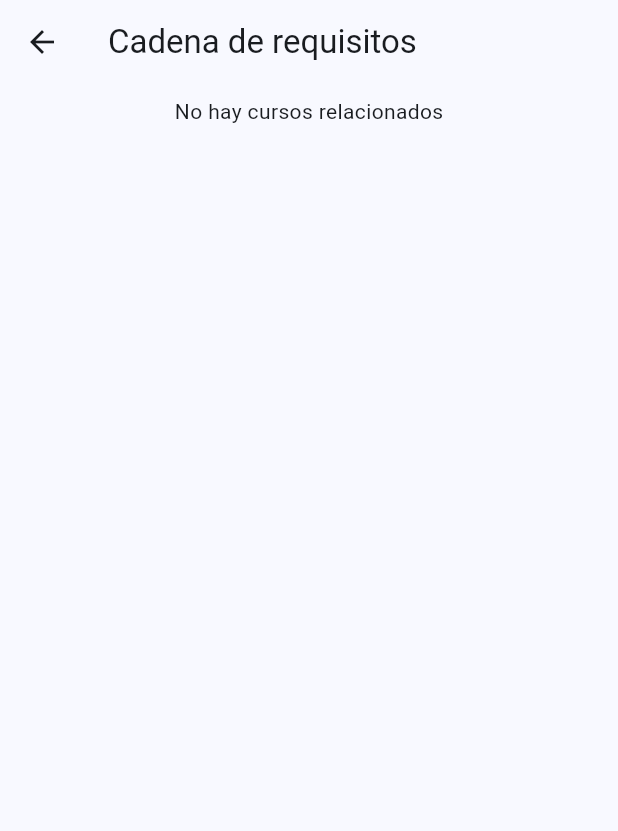
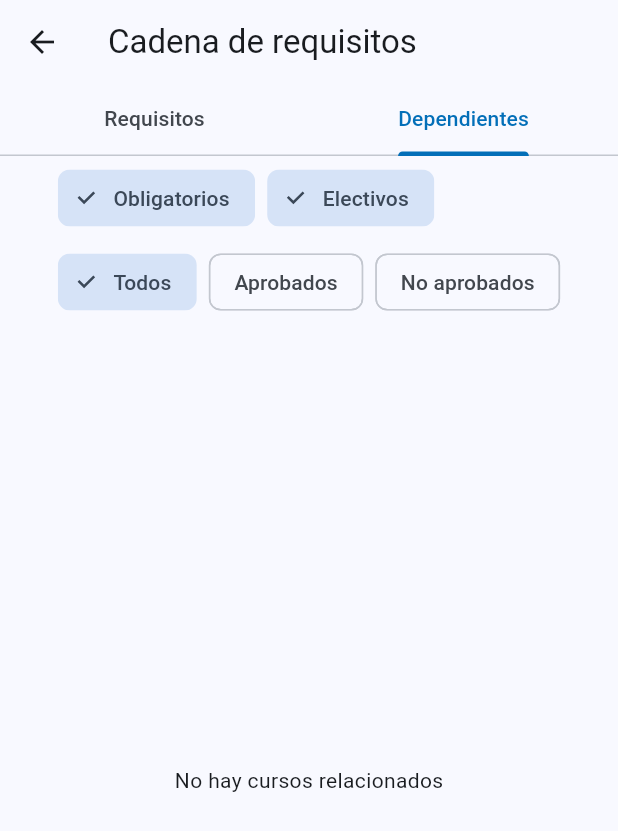
Before and after one commit to josedaniel-cb/sigapp, a Flutter app: the CoursePrerequisiteChainPage screen opened directly with empty values, on a phone screen of 412 x 824 dp. Shown: the top 831 px of the screen. Run offline on Flutter 3.47's test engine with Material 3 defaults, Android fonts, the phone set to English and light mode, and no system bars; drawn by our look-alikes of toastification; our stand-ins replace dio, fl_chart, flutter_bloc, flutter_dotenv, flutter_secure_storage, flutter_svg and 13 more; missing offline and left inert: device_calendar; accounts and stored records are empty; project files that could hold a hidden picture were left out.

Commit message:
feat: refactor CoursePrerequisiteChainPage to use StatefulWidget and add filtering options for courses

```diff
--- a/lib/courses/infrastructure/pages/course_prerequisite_chain/course_prerequisite_chain_page.dart
+++ b/lib/courses/infrastructure/pages/course_prerequisite_chain/course_prerequisite_chain_page.dart
@@ -1,12 +1,11 @@
-import 'dart:math' as math;
-
 import 'package:flutter/material.dart';
 import 'package:material_design_icons_flutter/material_design_icons_flutter.dart';
 import 'package:sigapp/courses/domain/entities/course_type.dart';
 import 'package:sigapp/courses/domain/entities/program_curriculum_course_term.dart';
 import 'package:sigapp/courses/infrastructure/pages/career/widgets/course_subtitle.dart';
+import 'dart:math' as math;
 
-class CoursePrerequisiteChainPage extends StatelessWidget {
+class CoursePrerequisiteChainPage extends StatefulWidget {
   const CoursePrerequisiteChainPage({
     super.key,
     required this.programCurriculum,
@@ -17,51 +16,191 @@ class CoursePrerequisiteChainPage extends StatelessWidget {
   final List<ProgramCurriculumTerm> programCurriculum;
 
   @override
+  State<CoursePrerequisiteChainPage> createState() =>
+      _CoursePrerequisiteChainPageState();
+}
+
+class _CoursePrerequisiteChainPageState
+    extends State<CoursePrerequisiteChainPage>
+    with SingleTickerProviderStateMixin {
+  late final TabController _tabController;
+  bool _showMandatory = true;
+  bool _showElective = true;
+  String _approvalFilter = 'todos'; // 'todos', 'aprobado', 'no_aprobado'
+
+  @override
+  void initState() {
+    super.initState();
+    _tabController = TabController(length: 2, vsync: this);
+    // Selecciona automáticamente 'Dependientes' si no hay requisitos
+    WidgetsBinding.instance.addPostFrameCallback((_) {
+      final prerequisiteCoursesTree = widget.course.getPrerequisiteCoursesTree(
+        programCurriculum: widget.programCurriculum,
+      );
+      if (prerequisiteCoursesTree == null) {
+        _tabController.index = 1;
+        setState(() {});
+      }
+    });
+  }
+
+  @override
+  void dispose() {
+    _tabController.dispose();
+    super.dispose();
+  }
+
+  @override
   Widget build(BuildContext context) {
-    final prerequisiteCoursesTree = course.getPrerequisiteCoursesTree(
-      programCurriculum: programCurriculum,
+    final prerequisiteCoursesTree = widget.course.getPrerequisiteCoursesTree(
+      programCurriculum: widget.programCurriculum,
     );
-    final dependentCoursesTree = course.getDependentCoursesTree(
-      programCurriculum: programCurriculum,
+    final dependentCoursesTree = widget.course.getDependentCoursesTree(
+      programCurriculum: widget.programCurriculum,
     );
-
+    final showFilters =
+        _tabController.index == 1; // Solo mostrar filtros en Dependientes
     return Scaffold(
-      appBar: AppBar(title: Text('Cadena de requisitos')),
-      body:
-          (() {
-            final maxDepth = math.max(
-              prerequisiteCoursesTree?.depth ?? 0,
-              dependentCoursesTree?.depth ?? 0,
-            );
-            if (maxDepth < 5) {
-              return SingleChildScrollView(
-                child: _buildBody(
+      appBar: AppBar(
+        title: const Text('Cadena de requisitos'),
+        bottom: TabBar(
+          controller: _tabController,
+          tabs: const [Tab(text: 'Requisitos'), Tab(text: 'Dependientes')],
+        ),
+      ),
+      body: Column(
+        children: [
+          if (showFilters)
+            Padding(
+              padding: const EdgeInsets.symmetric(horizontal: 8, vertical: 4),
+              child: Column(
+                crossAxisAlignment: CrossAxisAlignment.start,
+                children: [
+                  Wrap(
+                    spacing: 8,
+                    children: [
+                      FilterChip(
+                        label: const Text('Obligatorios'),
+                        selected: _showMandatory,
+                        onSelected: (v) => setState(() => _showMandatory = v),
+                      ),
+                      FilterChip(
+                        label: const Text('Electivos'),
+                        selected: _showElective,
+                        onSelected: (v) => setState(() => _showElective = v),
+                      ),
+                    ],
+                  ),
+                  const SizedBox(height: 8),
+                  Wrap(
+                    spacing: 8,
+                    children: [
+                      ChoiceChip(
+                        label: const Text('Todos'),
+                        selected: _approvalFilter == 'todos',
+                        onSelected:
+                            (v) => setState(() => _approvalFilter = 'todos'),
+                      ),
+                      ChoiceChip(
+                        label: const Text('Aprobados'),
+                        selected: _approvalFilter == 'aprobado',
+                        onSelected:
+                            (v) => setState(() => _approvalFilter = 'aprobado'),
+                      ),
+                      ChoiceChip(
+                        label: const Text('No aprobados'),
+                        selected: _approvalFilter == 'no_aprobado',
+                        onSelected:
+                            (v) =>
+                                setState(() => _approvalFilter = 'no_aprobado'),
+                      ),
+                    ],
+                  ),
+                ],
+              ),
+            ),
+          Expanded(
+            child: TabBarView(
+              controller: _tabController,
+              children: [
+                _buildTreeFiltered(
+                  context,
                   prerequisiteCoursesTree,
+                  'Cursos necesarios para llevar \'${widget.course.info.courseName}\'',
+                ),
+                _buildTreeFiltered(
+                  context,
                   dependentCoursesTree,
-                  context,
+                  'Cursos que requieren aprobar \'${widget.course.info.courseName}\'',
+                ),
+              ],
+            ),
+          ),
+        ],
       ),
     );
   }
 
+  Widget _buildTreeFiltered(
+    BuildContext context,
+    CourseTreeNode? root,
+    String subtitle,
+  ) {
+    if (root == null) {
+      return const Center(child: Text('No hay cursos relacionados'));
+    }
+    // Si ambos chips están desactivados, no hay nada que mostrar
+    if (!_showMandatory && !_showElective) {
+      return const Center(
+        child: Text('Activa al menos un tipo de curso para ver resultados'),
+      );
+    }
+    // Si no hay filtros activos (ambos chips activos y filtro 'todos'), mostrar el árbol completo
+    final noFilters =
+        _showMandatory && _showElective && _approvalFilter == 'todos';
+    final filtered = noFilters ? root : _filterTree(root);
+    if (filtered == null) {
+      return const Center(
+        child: Text('No hay cursos que coincidan con los filtros'),
+      );
+    }
     return SingleChildScrollView(
       scrollDirection: Axis.horizontal,
       child: SizedBox(
-                width:
-                    (() {
-                      final mediaQueryWidth = MediaQuery.of(context).size.width;
-                      return mediaQueryWidth * (1 + (maxDepth - 5) * 0.1);
-                    })(),
+        width: MediaQuery.of(context).size.width * 1.1,
         child: SingleChildScrollView(
-                  child: _buildBody(
-                    prerequisiteCoursesTree,
-                    dependentCoursesTree,
+          child: _buildTree(
             context,
+            node: filtered,
+            title: '',
+            subtitle: subtitle,
           ),
         ),
       ),
     );
-          })(),
-    );
+  }
+
+  CourseTreeNode? _filterTree(CourseTreeNode node) {
+    // Filtra recursivamente los nodos según los filtros activos
+    bool matchesType =
+        (node.course.info.courseType == CourseType.mandatory &&
+            _showMandatory) ||
+        (node.course.info.courseType == CourseType.elective && _showElective);
+    bool matchesApproval =
+        _approvalFilter == 'todos' ||
+        (_approvalFilter == 'aprobado' && node.course.isApproved == true) ||
+        (_approvalFilter == 'no_aprobado' && node.course.isApproved == false);
+    final filteredChildren =
+        node.children.map(_filterTree).whereType<CourseTreeNode>().toList();
+    if (matchesType && matchesApproval) {
+      return CourseTreeNode(course: node.course, children: filteredChildren);
+    } else if (filteredChildren.isNotEmpty) {
+      // Si el nodo no cumple pero tiene hijos que sí, lo mostramos como rama
+      return CourseTreeNode(course: node.course, children: filteredChildren);
+    } else {
+      // Si ni el nodo ni los hijos cumplen, lo excluimos
+      return null;
+    }
   }
 
   Container _buildBody(
@@ -83,7 +222,7 @@ class CoursePrerequisiteChainPage extends StatelessWidget {
                       node: prerequisiteCoursesTree,
                       title: 'Requisitos',
                       subtitle:
-                          'Cursos necesarios para llevar ${course.info.courseName}',
+                          'Cursos necesarios para llevar ${widget.course.info.courseName}',
                     ),
                   if (prerequisiteCoursesTree != null &&
                       dependentCoursesTree != null)
@@ -94,7 +233,7 @@ class CoursePrerequisiteChainPage extends StatelessWidget {
                       node: dependentCoursesTree,
                       title: 'Dependientes',
                       subtitle:
-                          'Cursos que requieren aprobar ${course.info.courseName}',
+                          'Cursos que requieren aprobar ${widget.course.info.courseName}',
                     ),
                 ],
               ),
@@ -115,8 +254,10 @@ class CoursePrerequisiteChainPage extends StatelessWidget {
           child: Column(
             crossAxisAlignment: CrossAxisAlignment.start,
             children: [
+              if (title.isNotEmpty) ...[
                 Text(title, style: Theme.of(context).textTheme.titleMedium),
-              // SizedBox(height: 4),
+                SizedBox(height: 4),
+              ],
               Text(subtitle, style: Theme.of(context).textTheme.bodyLarge),
             ],
           ),
```
Lines whose indentation alone changed are shown as unchanged.
